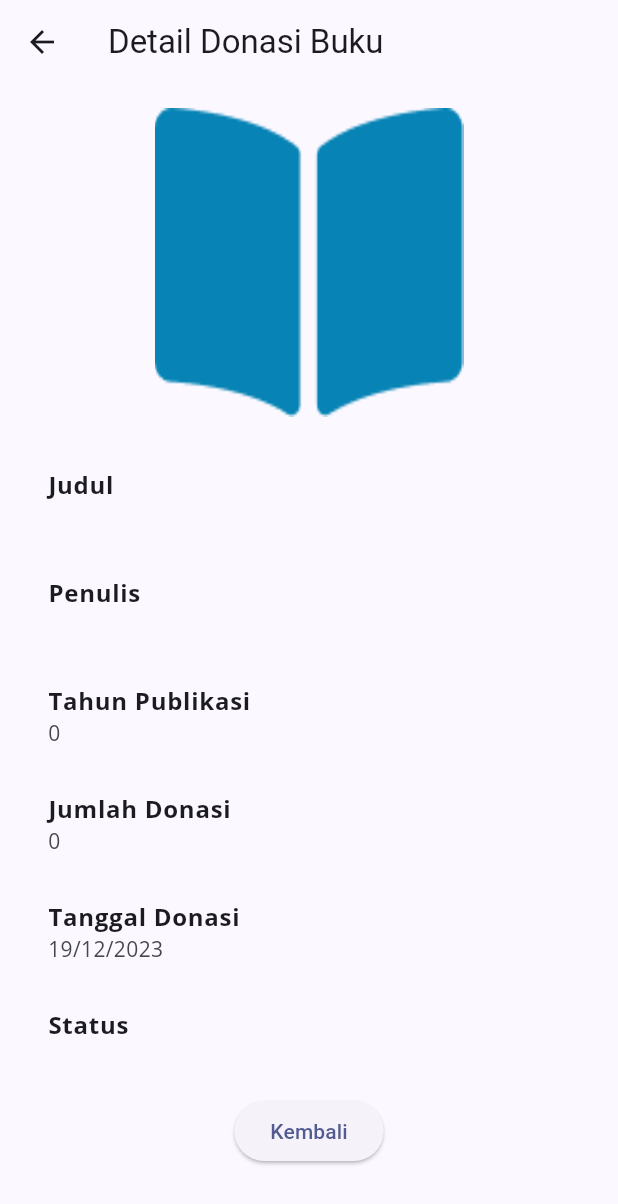
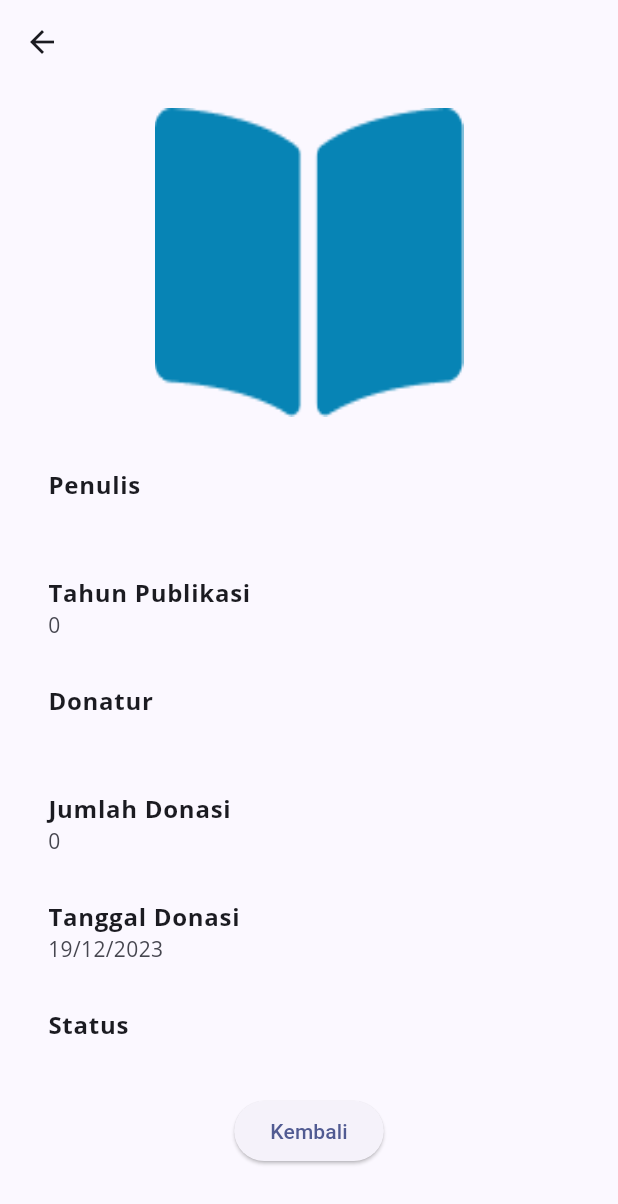
Before and after one commit to E-0-7/e07-mobile, a Flutter app: the DonationDetailPage screen opened directly with empty values, on a phone screen of 412 x 824 dp. Shown: the top 1204 px of the screen. Run offline on Flutter 3.47's test engine with Material 3 defaults, Android fonts, the phone set to English and light mode, and no system bars; our stand-ins replace flutter_layout_grid, flutter_slidable, google_fonts; missing offline and left inert: pbp_django_auth; network calls fail.

```diff
--- a/lib/donasi_buku/screens/donation_detail.dart
+++ b/lib/donasi_buku/screens/donation_detail.dart
@@ -10,7 +10,10 @@ class DonationDetailPage extends StatelessWidget {
   Widget build(BuildContext context) {
     const double imageScale = 4.0;
     return Scaffold(
-      appBar: AppBar(title: const Text("Detail Donasi Buku")),
+      appBar: AppBar(
+          title: Center(
+              child: Text(donation.fields.title,
+                  style: const TextStyle(fontWeight: FontWeight.bold)))),
       body: SingleChildScrollView(
           child: Container(
         padding: const EdgeInsets.all(16.0),
@@ -30,21 +33,6 @@ class DonationDetailPage extends StatelessWidget {
                     height: MediaQuery.of(context).size.height / imageScale,
                   ),
             const SizedBox(height: 20.0),
-            ListTile(
-              title: Text(
-                "Judul",
-                style: GoogleFonts.openSans(
-                  fontSize: 16.0,
-                  fontWeight: FontWeight.bold,
-                ),
-              ),
-              subtitle: Text(
-                donation.fields.title,
-                style: GoogleFonts.openSans(
-                  fontSize: 14.0,
-                ),
-              ),
-            ),
             ListTile(
               title: Text(
                 "Penulis",
@@ -70,6 +58,21 @@ class DonationDetailPage extends StatelessWidget {
               ),
               subtitle: Text(
                 donation.fields.year.toString(),
+                style: GoogleFonts.openSans(
+                  fontSize: 14.0,
+                ),
+              ),
+            ),
+            ListTile(
+              title: Text(
+                "Donatur",
+                style: GoogleFonts.openSans(
+                  fontSize: 16.0,
+                  fontWeight: FontWeight.bold,
+                ),
+              ),
+              subtitle: Text(
+                donation.fields.donator,
                 style: GoogleFonts.openSans(
                   fontSize: 14.0,
                 ),
--- a/lib/donasi_buku/widgets/donation_card.dart
+++ b/lib/donasi_buku/widgets/donation_card.dart
@@ -119,9 +119,11 @@ class DonationCard extends StatelessWidget {
                                             "Terdapat kesalahan, silakan coba lagi.")));
                               }
                             },
-                            child: const Text("Cancel Donation"),
+                            child: const Padding(
+                              padding: EdgeInsets.symmetric(vertical: 4.0),
+                              child: Text("Cancel Donation", textAlign: TextAlign.center),
                           ),
-                        )
+                        ))
                       : const SizedBox(height: 0.0),
                   const SizedBox(height: 12.0),
                   Center(
```
Also changed, not shown: lib/donasi_buku/screens/accept_donation_form.dart (+5 -9 lines), lib/donasi_buku/widgets/donation_card_admin.dart (+34 -28 lines), lib/donasi_buku/widgets/donation_card_grid.dart (+2 -12 lines).
